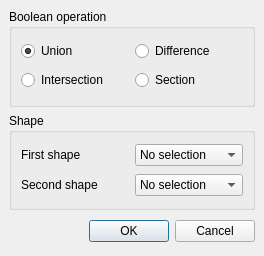
berndhahnebach/All_FreeCAD, file src/Mod/Part/Gui/DlgBooleanOperation.ui: the form before one commit.
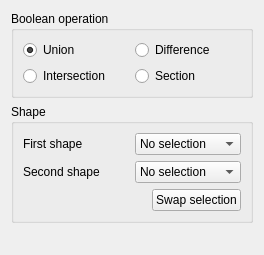
The form after the commit.

Commit message: + remove unused parameter from cmake macro + fix errors in cmake build for pivy 0.3 + remove class TaskBoxPlacement and put logic into TaskPlacement + fix in Part.makeLoft(): at least two wires are required + add command to create solid from shell or compound + implement boolean operation dialog as task panel and make easier to use

The edit to the form file:
```diff
--- a/src/Mod/Part/Gui/DlgBooleanOperation.ui
+++ b/src/Mod/Part/Gui/DlgBooleanOperation.ui
@@ -3,101 +3,48 @@
  <comment></comment>
  <exportmacro></exportmacro>
  <class>PartGui::DlgBooleanOperation</class>
- <widget class="QDialog" name="PartGui::DlgBooleanOperation" >
-  <property name="geometry" >
+ <widget class="QWidget" name="PartGui::DlgBooleanOperation">
+  <property name="geometry">
    <rect>
     <x>0</x>
     <y>0</y>
     <width>264</width>
-    <height>256</height>
+    <height>255</height>
    </rect>
   </property>
   <property name="windowTitle" >
    <string>Boolean Operation</string>
   </property>
-  <layout class="QGridLayout" >
-   <property name="margin" >
-    <number>9</number>
-   </property>
-   <property name="spacing" >
-    <number>6</number>
-   </property>
-   <item row="1" column="0" >
-    <widget class="QGroupBox" name="groupBox_2" >
-     <property name="title" >
-      <string>Shape</string>
-     </property>
-     <layout class="QGridLayout" >
-      <property name="margin" >
-       <number>9</number>
-      </property>
-      <property name="spacing" >
-       <number>6</number>
-      </property>
-      <item row="1" column="1" >
-       <widget class="QComboBox" name="secondShape" >
-        <item>
-         <property name="text" >
-          <string>No selection</string>
-         </property>
-        </item>
-       </widget>
-      </item>
-      <item row="0" column="1" >
-       <widget class="QComboBox" name="firstShape" >
-        <item>
-         <property name="text" >
-          <string>No selection</string>
-         </property>
-        </item>
-       </widget>
-      </item>
-      <item row="1" column="0" >
-       <widget class="QLabel" name="label_2" >
-        <property name="text" >
-         <string>Second shape</string>
-        </property>
-       </widget>
-      </item>
-      <item row="0" column="0" >
-       <widget class="QLabel" name="label" >
-        <property name="text" >
-         <string>First shape</string>
-        </property>
-       </widget>
-      </item>
-     </layout>
-    </widget>
-   </item>
-   <item row="0" column="0" >
-    <widget class="QGroupBox" name="groupBox" >
-     <property name="title" >
+  <layout class="QGridLayout" name="gridLayout_3">
+   <item row="0" column="0">
+    <widget class="QGroupBox" name="groupBox">
+     <property name="title">
       <string>Boolean operation</string>
      </property>
-     <layout class="QGridLayout" >
-      <property name="margin" >
+     <layout class="QGridLayout">
+      <property name="margin">
        <number>9</number>
       </property>
-      <property name="spacing" >
+      <property name="spacing">
        <number>6</number>
       </property>
-      <item row="1" column="1" >
-       <widget class="QRadioButton" name="sectionButton" >
-        <property name="text" >
+      <item row="1" column="1">
+       <widget class="QRadioButton" name="sectionButton">
+        <property name="text">
          <string>Section</string>
         </property>
        </widget>
       </item>
-      <item row="0" column="1" >
-       <widget class="QRadioButton" name="diffButton" >
-        <property name="text" >
+      <item row="0" column="1">
+       <widget class="QRadioButton" name="diffButton">
+        <property name="text">
          <string>Difference</string>
         </property>
        </widget>
       </item>
-      <item row="0" column="0" >
-       <widget class="QRadioButton" name="unionButton" >
-        <property name="text" >
+      <item row="0" column="0">
+       <widget class="QRadioButton" name="unionButton">
+        <property name="text">
          <string>Union</string>
         </property>
         <property name="checked" >
@@ -105,9 +52,9 @@
         </property>
        </widget>
       </item>
-      <item row="1" column="0" >
-       <widget class="QRadioButton" name="interButton" >
-        <property name="text" >
+      <item row="1" column="0">
+       <widget class="QRadioButton" name="interButton">
+        <property name="text">
          <string>Intersection</string>
         </property>
        </widget>
@@ -115,42 +62,83 @@
      </layout>
     </widget>
    </item>
-   <item row="2" column="0" >
-    <layout class="QHBoxLayout" >
-     <property name="margin" >
-      <number>0</number>
+   <item row="1" column="0">
+    <widget class="QGroupBox" name="groupBox_2">
+     <property name="title">
+      <string>Shape</string>
      </property>
-     <property name="spacing" >
-      <number>6</number>
+     <layout class="QGridLayout" name="gridLayout_2">
+      <item row="0" column="0" colspan="2">
+       <layout class="QGridLayout" name="gridLayout">
+        <item row="0" column="0">
+         <widget class="QLabel" name="label">
+          <property name="text">
+           <string>First shape</string>
+          </property>
+         </widget>
+        </item>
+        <item row="0" column="1">
+         <widget class="QComboBox" name="firstShape">
+          <item>
+           <property name="text">
+            <string>No selection</string>
+           </property>
+          </item>
+         </widget>
+        </item>
+        <item row="1" column="0">
+         <widget class="QLabel" name="label_2">
+          <property name="text">
+           <string>Second shape</string>
+          </property>
+         </widget>
+        </item>
+        <item row="1" column="1">
+         <widget class="QComboBox" name="secondShape">
+          <item>
+           <property name="text">
+            <string>No selection</string>
+           </property>
+          </item>
+         </widget>
+        </item>
+       </layout>
+      </item>
+      <item row="1" column="0">
+       <spacer name="horizontalSpacer">
+        <property name="orientation">
+         <enum>Qt::Horizontal</enum>
+        </property>
+        <property name="sizeHint" stdset="0">
+         <size>
+          <width>107</width>
+          <height>20</height>
+         </size>
+        </property>
+       </spacer>
+      </item>
+      <item row="1" column="1">
+       <widget class="QPushButton" name="swapButton">
+        <property name="text">
+         <string>Swap selection</string>
+        </property>
+       </widget>
+      </item>
+     </layout>
+    </widget>
+   </item>
+   <item row="2" column="0">
+    <spacer name="verticalSpacer">
+     <property name="orientation">
+      <enum>Qt::Vertical</enum>
      </property>
-     <item>
-      <spacer>
-       <property name="orientation" >
-        <enum>Qt::Horizontal</enum>
-       </property>
-       <property name="sizeHint" >
-        <size>
-         <width>131</width>
-         <height>31</height>
-        </size>
-       </property>
-      </spacer>
-     </item>
-     <item>
-      <widget class="QPushButton" name="okButton" >
-       <property name="text" >
-        <string>OK</string>
-       </property>
-      </widget>
-     </item>
-     <item>
-      <widget class="QPushButton" name="cancelButton" >
-       <property name="text" >
-        <string>Cancel</string>
-       </property>
-      </widget>
-     </item>
-    </layout>
+     <property name="sizeHint" stdset="0">
+      <size>
+       <width>20</width>
+       <height>39</height>
+      </size>
+     </property>
+    </spacer>
    </item>
   </layout>
  </widget>
```
Left out of the diff: 46 changed lines with no effect on the pictures. The commit also changes 17 other files.
